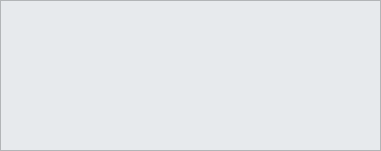
Before: the Qt Designer form ui/guide.ui in kainan-tek/ADTM_Tool, drawn with Qt 5.
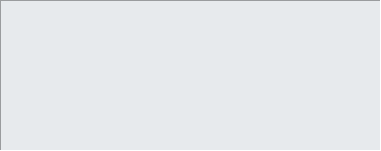
After: the same form once the commit is applied.

Patch:
```diff
--- a/ui/guide.ui
+++ b/ui/guide.ui
@@ -59,6 +59,9 @@
    <property name="styleSheet">
     <string notr="true">background-color: rgb(231, 234, 237);</string>
    </property>
+   <property name="frameShape">
+    <enum>QFrame::Shape::Panel</enum>
+   </property>
    <property name="readOnly">
     <bool>true</bool>
    </property>
```
